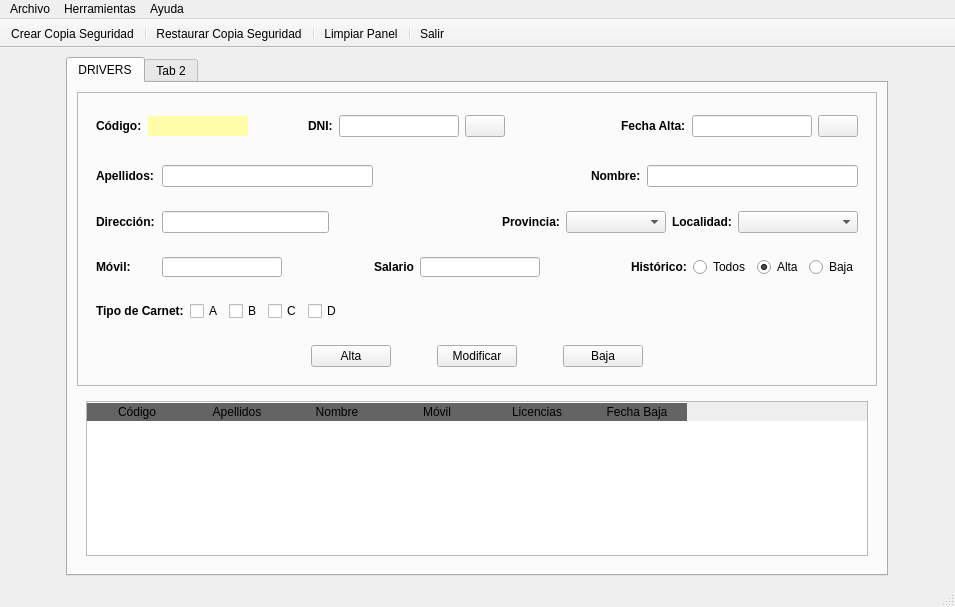
The window that TEMA1/templates/MainWindow.ui (braisdp6/2DAM_DI) describes before a commit, drawn with Qt 5.
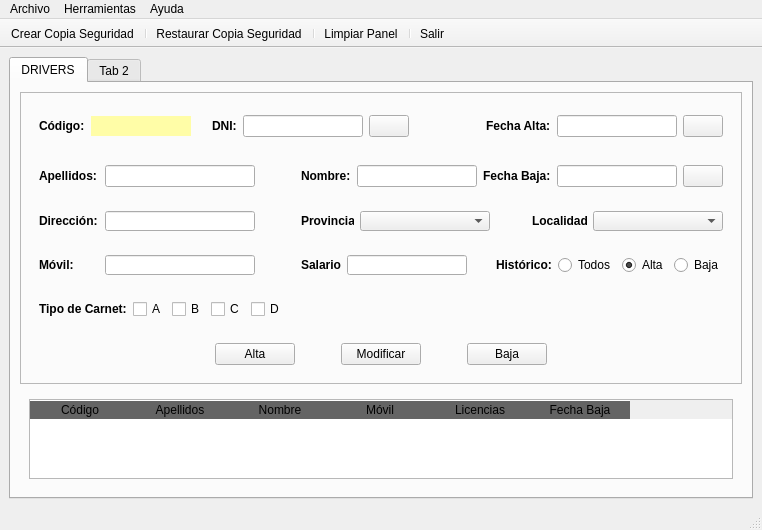
The same window after the commit. Icons and pictures are not drawn.

Commit message: primera version pocha

Patch:
```diff
--- a/TEMA1/templates/MainWindow.ui
+++ b/TEMA1/templates/MainWindow.ui
@@ -6,8 +6,8 @@
    <rect>
     <x>0</x>
     <y>0</y>
-    <width>955</width>
-    <height>607</height>
+    <width>752</width>
+    <height>530</height>
    </rect>
   </property>
   <property name="sizePolicy">
@@ -311,17 +311,20 @@
                  <widget class="QLineEdit" name="txtApel">
                   <property name="minimumSize">
                    <size>
-                    <width>0</width>
-                    <height>0</height>
+                    <width>150</width>
+                    <height>20</height>
                    </size>
                   </property>
                  </widget>
                 </item>
                 <item>
-                 <spacer name="horizontalSpacer_7">
+                 <spacer name="horizontalSpacer_13">
                   <property name="orientation">
                    <enum>Qt::Horizontal</enum>
                   </property>
+                  <property name="sizeType">
+                   <enum>QSizePolicy::Minimum</enum>
+                  </property>
                   <property name="sizeHint" stdset="0">
                    <size>
                     <width>40</width>
@@ -357,6 +360,63 @@
                   </property>
                  </widget>
                 </item>
+                <item>
+                 <spacer name="horizontalSpacer_7">
+                  <property name="orientation">
+                   <enum>Qt::Horizontal</enum>
+                  </property>
+                  <property name="sizeType">
+                   <enum>QSizePolicy::Expanding</enum>
+                  </property>
+                  <property name="sizeHint" stdset="0">
+                   <size>
+                    <width>40</width>
+                    <height>20</height>
+                   </size>
+                  </property>
+                 </spacer>
+                </item>
+                <item>
+                 <widget class="QLabel" name="lblFechaBaja">
+                  <property name="sizePolicy">
+                   <sizepolicy hsizetype="Preferred" vsizetype="Preferred">
+                    <horstretch>0</horstretch>
+                    <verstretch>0</verstretch>
+                   </sizepolicy>
+                  </property>
+                  <property name="font">
+                   <font>
+                    <family>Segoe UI</family>
+                    <weight>75</weight>
+                    <bold>true</bold>
+                   </font>
+                  </property>
+                  <property name="text">
+                   <string>Fecha Baja:</string>
+                  </property>
+                 </widget>
+                </item>
+                <item>
+                 <widget class="QLineEdit" name="txtFechaBaja">
+                  <property name="minimumSize">
+                   <size>
+                    <width>120</width>
+                    <height>20</height>
+                   </size>
+                  </property>
+                 </widget>
+                </item>
+                <item>
+                 <widget class="QPushButton" name="pushButton">
+                  <property name="text">
+                   <string/>
+                  </property>
+                  <property name="icon">
+                   <iconset>
+                    <normaloff>../img/calendar.ico</normaloff>../img/calendar.ico</iconset>
+                  </property>
+                 </widget>
+                </item>
                </layout>
               </widget>
              </item>
@@ -393,8 +453,14 @@
                  <widget class="QLineEdit" name="txtDireccion">
                   <property name="minimumSize">
                    <size>
-                    <width>0</width>
-                    <height>0</height>
+                    <width>150</width>
+                    <height>20</height>
+                   </size>
+                  </property>
+                  <property name="maximumSize">
+                   <size>
+                    <width>150</width>
+                    <height>20</height>
                    </size>
                   </property>
                  </widget>
@@ -404,6 +470,9 @@
                   <property name="orientation">
                    <enum>Qt::Horizontal</enum>
                   </property>
+                  <property name="sizeType">
+                   <enum>QSizePolicy::Minimum</enum>
+                  </property>
                   <property name="sizeHint" stdset="0">
                    <size>
                     <width>40</width>
@@ -442,12 +511,31 @@
                   </property>
                   <property name="minimumSize">
                    <size>
-                    <width>100</width>
-                    <height>0</height>
+                    <width>130</width>
+                    <height>20</height>
+                   </size>
+                  </property>
+                  <property name="maximumSize">
+                   <size>
+                    <width>16777215</width>
+                    <height>20</height>
                    </size>
                   </property>
                  </widget>
                 </item>
+                <item>
+                 <spacer name="horizontalSpacer_14">
+                  <property name="orientation">
+                   <enum>Qt::Horizontal</enum>
+                  </property>
+                  <property name="sizeHint" stdset="0">
+                   <size>
+                    <width>40</width>
+                    <height>20</height>
+                   </size>
+                  </property>
+                 </spacer>
+                </item>
                 <item>
                  <widget class="QLabel" name="lblLocalidad">
                   <property name="minimumSize">
@@ -472,8 +560,14 @@
                  <widget class="QComboBox" name="cmbLocalidad">
                   <property name="minimumSize">
                    <size>
-                    <width>120</width>
-                    <height>0</height>
+                    <width>130</width>
+                    <height>20</height>
+                   </size>
+                  </property>
+                  <property name="maximumSize">
+                   <size>
+                    <width>16777215</width>
+                    <height>20</height>
                    </size>
                   </property>
                  </widget>
@@ -539,7 +633,7 @@
                  <widget class="QLineEdit" name="txtMovil">
                   <property name="minimumSize">
                    <size>
-                    <width>120</width>
+                    <width>150</width>
                     <height>20</height>
                    </size>
                   </property>
@@ -553,6 +647,9 @@
                   <property name="orientation">
                    <enum>Qt::Horizontal</enum>
                   </property>
+                  <property name="sizeType">
+                   <enum>QSizePolicy::Minimum</enum>
+                  </property>
                   <property name="sizeHint" stdset="0">
                    <size>
                     <width>40</width>
@@ -996,7 +1093,7 @@
     <rect>
      <x>0</x>
      <y>0</y>
-     <width>955</width>
+     <width>752</width>
      <height>21</height>
     </rect>
    </property>
```
The commit also changes 2 other files.
